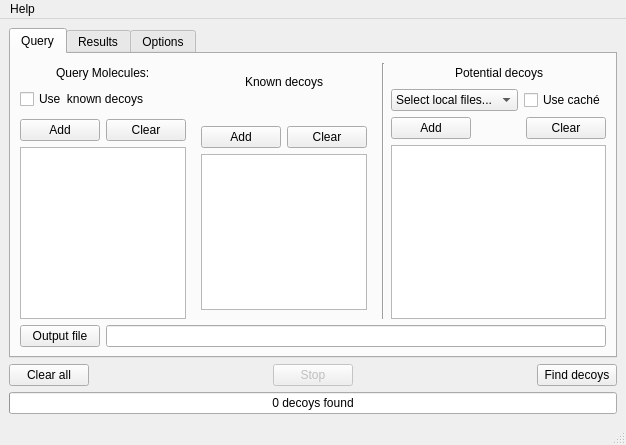
Old version of the form MainWindow.ui in the repository URV-cheminformatics/DecoyFinder.
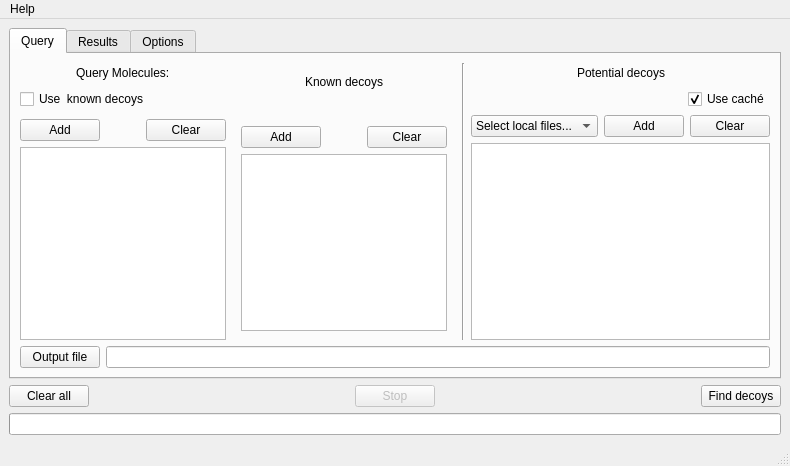
New version of the form.

Patch:
```diff
--- a/MainWindow.ui
+++ b/MainWindow.ui
@@ -6,8 +6,8 @@
    <rect>
     <x>0</x>
     <y>0</y>
-    <width>597</width>
-    <height>443</height>
+    <width>632</width>
+    <height>466</height>
    </rect>
   </property>
   <property name="windowTitle">
@@ -105,6 +105,22 @@
                 </property>
                </spacer>
               </item>
+              <item>
+               <spacer name="horizontalSpacer_8">
+                <property name="orientation">
+                 <enum>Qt::Horizontal</enum>
+                </property>
+                <property name="sizeType">
+                 <enum>QSizePolicy::Fixed</enum>
+                </property>
+                <property name="sizeHint" stdset="0">
+                 <size>
+                  <width>40</width>
+                  <height>20</height>
+                 </size>
+                </property>
+               </spacer>
+              </item>
               <item>
                <widget class="QPushButton" name="pushButton">
                 <property name="text">
@@ -200,14 +216,33 @@
                  </property>
                 </widget>
                </item>
+               <item>
+                <spacer name="horizontalSpacer_6">
+                 <property name="orientation">
+                  <enum>Qt::Horizontal</enum>
+                 </property>
+                 <property name="sizeType">
+                  <enum>QSizePolicy::Fixed</enum>
+                 </property>
+                 <property name="sizeHint" stdset="0">
+                  <size>
+                   <width>40</width>
+                   <height>20</height>
+                  </size>
+                 </property>
+                </spacer>
+               </item>
                <item>
                 <spacer name="horizontalSpacer_14">
                  <property name="orientation">
                   <enum>Qt::Horizontal</enum>
                  </property>
+                 <property name="sizeType">
+                  <enum>QSizePolicy::Expanding</enum>
+                 </property>
                  <property name="sizeHint" stdset="0">
                   <size>
-                   <width>40</width>
+                   <width>52</width>
                    <height>20</height>
                   </size>
                  </property>
@@ -277,6 +312,33 @@
             <item>
              <layout class="QHBoxLayout" name="horizontalLayout_3">
               <item>
+               <spacer name="horizontalSpacer_9">
+                <property name="orientation">
+                 <enum>Qt::Horizontal</enum>
+                </property>
+                <property name="sizeHint" stdset="0">
+                 <size>
+                  <width>40</width>
+                  <height>20</height>
+                 </size>
+                </property>
+               </spacer>
+              </item>
+              <item>
+               <widget class="QCheckBox" name="cacheCheckBox">
+                <property name="text">
+                 <string>Use caché</string>
+                </property>
+                <property name="checked">
+                 <bool>true</bool>
+                </property>
+               </widget>
+              </item>
+             </layout>
+            </item>
+            <item>
+             <layout class="QHBoxLayout" name="horizontalLayout_8">
+              <item>
                <widget class="QComboBox" name="dbComboBox">
                 <item>
                  <property name="text">
@@ -306,30 +368,6 @@
                </widget>
               </item>
               <item>
-               <widget class="QCheckBox" name="cacheCheckBox">
-                <property name="text">
-                 <string>Use caché</string>
-                </property>
-               </widget>
-              </item>
-              <item>
-               <spacer name="horizontalSpacer_9">
-                <property name="orientation">
-                 <enum>Qt::Horizontal</enum>
-                </property>
-                <property name="sizeHint" stdset="0">
-                 <size>
-                  <width>40</width>
-                  <height>20</height>
-                 </size>
-                </property>
-               </spacer>
-              </item>
-             </layout>
-            </item>
-            <item>
-             <layout class="QHBoxLayout" name="horizontalLayout_8">
-              <item>
                <widget class="QPushButton" name="addDButton">
                 <property name="text">
                  <string>Add</string>
@@ -675,9 +713,6 @@
     </item>
     <item>
      <widget class="QProgressBar" name="progressBar">
-      <property name="value">
-       <number>0</number>
-      </property>
       <property name="alignment">
        <set>Qt::AlignCenter</set>
       </property>
@@ -696,7 +731,7 @@
     <rect>
      <x>0</x>
      <y>0</y>
-     <width>597</width>
+     <width>632</width>
      <height>23</height>
     </rect>
    </property>
```
